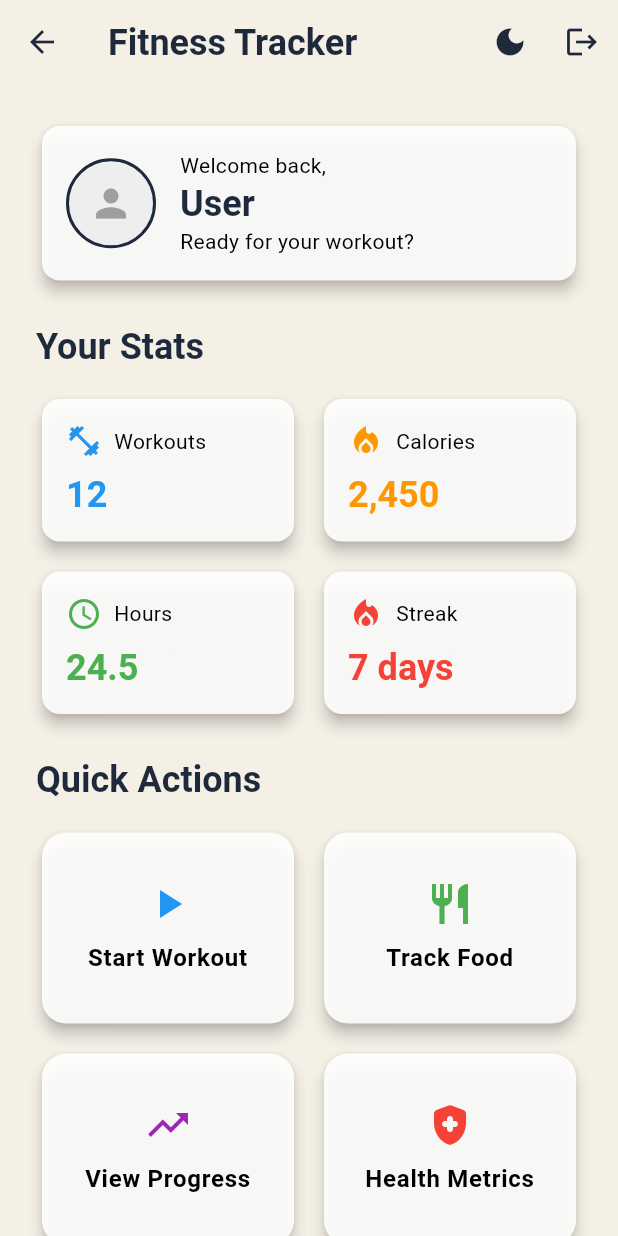
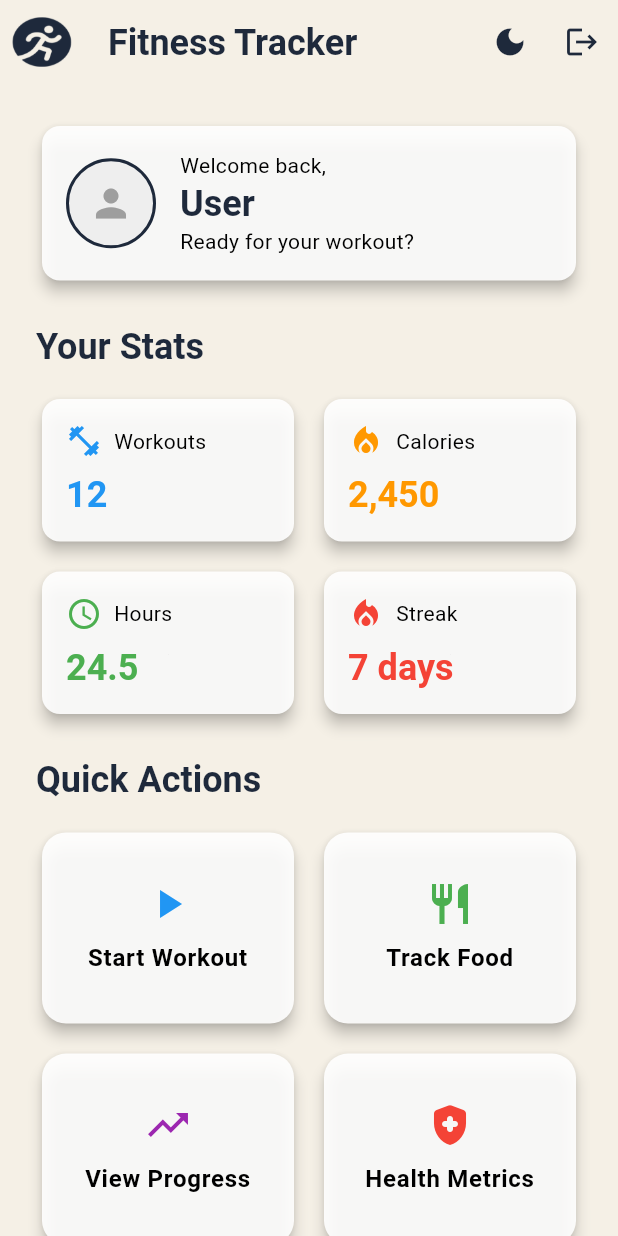
Before and after one commit to Ahmed-Amer01/fitness_tracker_flutter, a Flutter app: the DashboardScreen screen opened by its route, on a phone screen of 412 x 824 dp. Run offline on Flutter 3.47's test engine with Material 3 defaults, Android fonts, the light colour scheme and no system bars; our stand-ins replace animated_text_kit, fl_chart, fluttertoast, image_picker, shared_preferences; accounts and stored records are empty; network calls fail.

Commit message:
handle logo in dashboard screen

```diff
--- a/lib/screens/dashboard_screen.dart
+++ b/lib/screens/dashboard_screen.dart
@@ -24,6 +24,13 @@ class _DashboardScreenState extends State<DashboardScreen> {
       Provider.of<ThemeProvider>(context, listen: false).setAuthScreens(false);
       Provider.of<HealthMetricProvider>(context, listen: false).fetchMetrics();
       _loadProfileImage();
+      _preloadIcon(context);
+    });
+  }
+
+  void _preloadIcon(BuildContext context) {
+    precacheImage(const AssetImage('assets/images/fitnessLogo2.png'), context, onError: (exception, stackTrace) {
+      debugPrint('Error preloading fitnessLogo2.png: $exception\n$stackTrace');
     });
   }
 
@@ -136,8 +143,40 @@ class _DashboardScreenState extends State<DashboardScreen> {
     );
   }
 
+  Widget _buildAppBarIcon(BoxConstraints constraints) {
+    return Image.asset(
+      'assets/images/fitnessLogo2.png',
+      fit: BoxFit.contain,
+      width: constraints.maxWidth,
+      height: constraints.maxHeight,
+      color: Theme.of(context).appBarTheme.iconTheme?.color,
+      errorBuilder: (context, error, stackTrace) {
+        debugPrint('Error loading fitnessLogo2.png: $error\n$stackTrace');
+        return Container(
+          width: constraints.maxWidth,
+          height: constraints.maxHeight,
+          color: Colors.grey.shade300,
+          child: Center(
+            child: Text(
+              'Image not found',
+              style: TextStyle(
+                color: Colors.grey.shade700,
+                fontSize: constraints.maxWidth < 360 ? 16 : 18,
+                fontWeight: FontWeight.w600,
+              ),
+              textAlign: TextAlign.center,
+            ),
+          ),
+        );
+      },
+    );
+  }
+
   @override
   Widget build(BuildContext context) {
+    final screenWidth = MediaQuery.of(context).size.width;
+    final isSmallScreen = screenWidth < 360;
+
     return Consumer3<AuthProvider, ThemeProvider, HealthMetricProvider>(
       builder: (context, authProvider, themeProvider, healthProvider, child) {
         final user = authProvider.user;
@@ -145,6 +184,22 @@ class _DashboardScreenState extends State<DashboardScreen> {
 
         return Scaffold(
           appBar: AppBar(
+            leading: Padding(
+              padding: const EdgeInsets.all(8.0),
+              child: Container(
+                decoration: BoxDecoration(
+                  borderRadius: BorderRadius.circular(12),
+                ),
+                child: ClipRRect(
+                  borderRadius: BorderRadius.circular(12),
+                  child: LayoutBuilder(
+                    builder: (context, constraints) {
+                      return _buildAppBarIcon(constraints);
+                    },
+                  ),
+                ),
+              ),
+            ),
             title: Text(
               'Fitness Tracker',
               style: Theme.of(context).textTheme.headlineMedium,
```
Also changed, not shown: assets/images/fitnessIcon.png (deleted), assets/images/fitnessLogo2.png (added).
